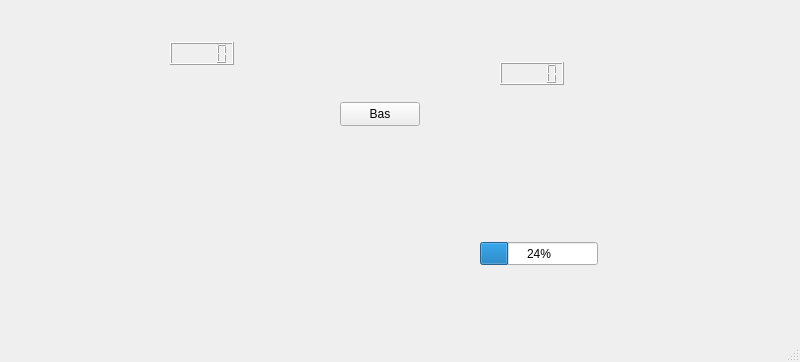
Qt form mainwindow.ui (PainBenit/Wifibot) before a commit; both pictures show x 0 to 800 and y 238 to 600 of the 800 by 600 pixel window.
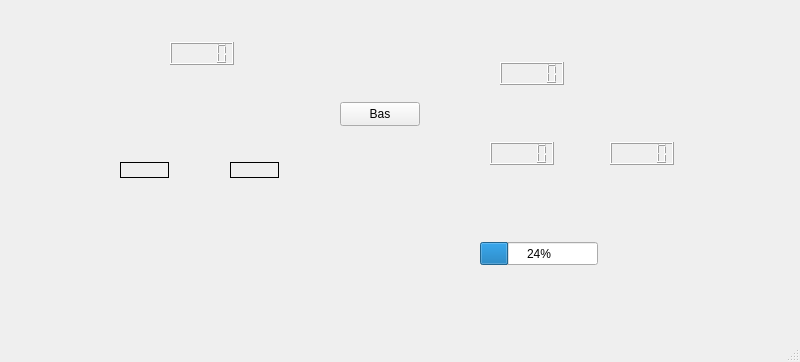
The same form after that commit.

The edit to the form file:
```diff
--- a/mainwindow.ui
+++ b/mainwindow.ui
@@ -173,6 +173,58 @@
      </rect>
     </property>
    </widget>
+   <widget class="QLabel" name="OdometryLeft">
+    <property name="geometry">
+     <rect>
+      <x>120</x>
+      <y>400</y>
+      <width>49</width>
+      <height>16</height>
+     </rect>
+    </property>
+    <property name="frameShape">
+     <enum>QFrame::Box</enum>
+    </property>
+    <property name="text">
+     <string/>
+    </property>
+   </widget>
+   <widget class="QLabel" name="OdometryRight">
+    <property name="geometry">
+     <rect>
+      <x>230</x>
+      <y>400</y>
+      <width>49</width>
+      <height>16</height>
+     </rect>
+    </property>
+    <property name="frameShape">
+     <enum>QFrame::Box</enum>
+    </property>
+    <property name="text">
+     <string/>
+    </property>
+   </widget>
+   <widget class="QLCDNumber" name="SpeedL">
+    <property name="geometry">
+     <rect>
+      <x>490</x>
+      <y>380</y>
+      <width>64</width>
+      <height>23</height>
+     </rect>
+    </property>
+   </widget>
+   <widget class="QLCDNumber" name="SpeedR">
+    <property name="geometry">
+     <rect>
+      <x>610</x>
+      <y>380</y>
+      <width>64</width>
+      <height>23</height>
+     </rect>
+    </property>
+   </widget>
   </widget>
   <widget class="QMenuBar" name="menubar">
    <property name="geometry">
```
